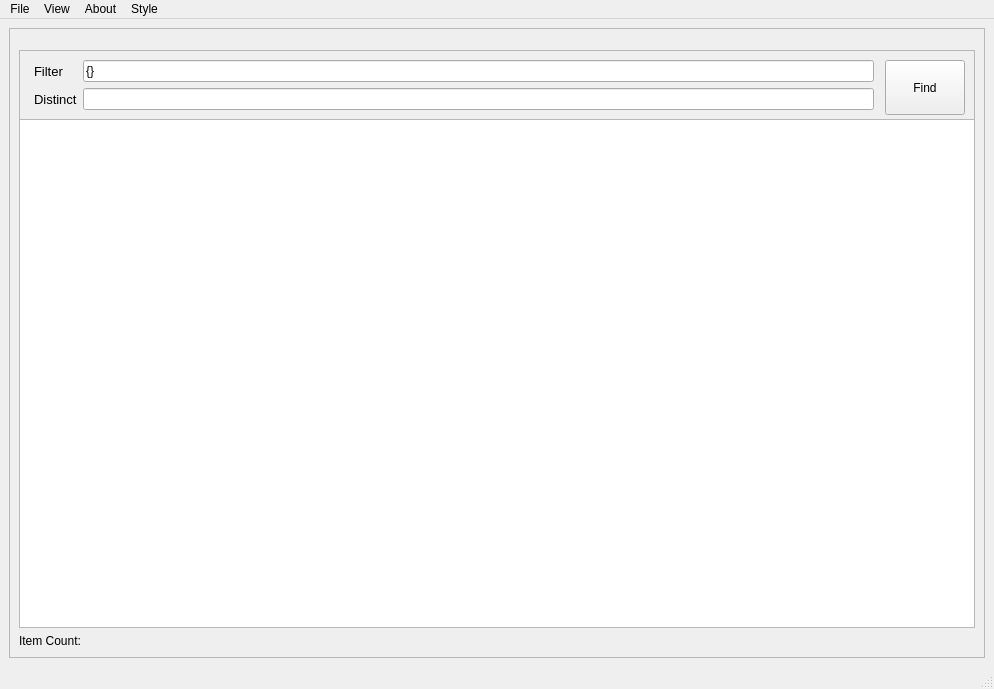
compix/MetadataManager, file assets/ui_files/main.ui: the form before one commit.
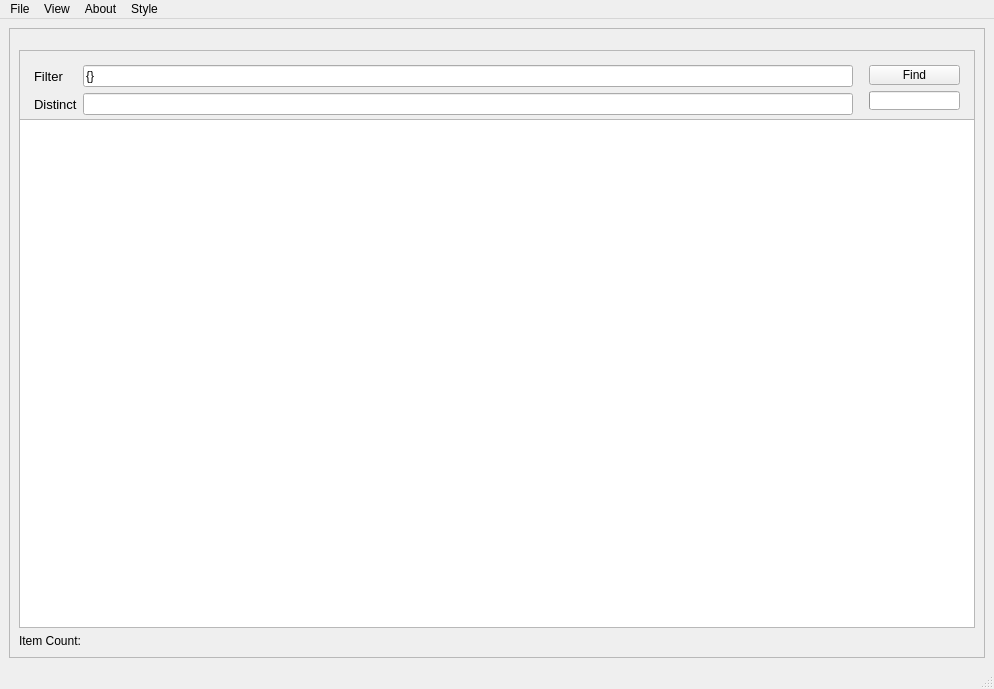
The form after the commit.

```diff
--- a/assets/ui_files/main.ui
+++ b/assets/ui_files/main.ui
@@ -56,6 +56,9 @@
             <property name="leftMargin">
              <number>5</number>
             </property>
+            <property name="topMargin">
+             <number>5</number>
+            </property>
             <property name="rightMargin">
              <number>5</number>
             </property>
@@ -112,6 +115,23 @@
            </layout>
           </item>
           <item>
+           <layout class="QVBoxLayout" name="verticalLayout_2" stretch="0,0">
+            <property name="sizeConstraint">
+             <enum>QLayout::SetDefaultConstraint</enum>
+            </property>
+            <property name="leftMargin">
+             <number>5</number>
+            </property>
+            <property name="topMargin">
+             <number>5</number>
+            </property>
+            <property name="rightMargin">
+             <number>5</number>
+            </property>
+            <property name="bottomMargin">
+             <number>5</number>
+            </property>
+            <item>
            <widget class="QPushButton" name="findPushButton">
             <property name="sizePolicy">
              <sizepolicy hsizetype="Minimum" vsizetype="Expanding">
@@ -121,14 +141,44 @@
             </property>
             <property name="minimumSize">
              <size>
-              <width>50</width>
+                <width>0</width>
               <height>0</height>
              </size>
             </property>
+              <property name="maximumSize">
+               <size>
+                <width>100</width>
+                <height>16777215</height>
+               </size>
+              </property>
             <property name="text">
              <string>Find</string>
             </property>
            </widget>
+            </item>
+            <item>
+             <widget class="QProgressBar" name="documentProgressBar">
+              <property name="sizePolicy">
+               <sizepolicy hsizetype="Fixed" vsizetype="Fixed">
+                <horstretch>0</horstretch>
+                <verstretch>0</verstretch>
+               </sizepolicy>
+              </property>
+              <property name="maximumSize">
+               <size>
+                <width>100</width>
+                <height>16777215</height>
+               </size>
+              </property>
+              <property name="value">
+               <number>0</number>
+              </property>
+              <property name="textVisible">
+               <bool>false</bool>
+              </property>
+             </widget>
+            </item>
+           </layout>
           </item>
          </layout>
         </widget>
```
Lines whose indentation alone changed are shown as unchanged.
